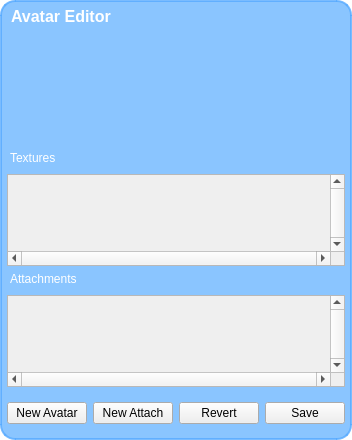
Above: bin/data/ui/avatareditor.ui from realXtend/tundra before the change. Below: the same form after it.
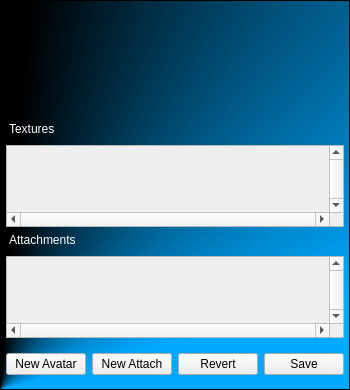
That is the form after the change.

```diff
--- a/bin/data/ui/avatareditor.ui
+++ b/bin/data/ui/avatareditor.ui
@@ -6,22 +6,15 @@
    <rect>
     <x>0</x>
     <y>0</y>
-    <width>340</width>
-    <height>440</height>
+    <width>332</width>
+    <height>390</height>
    </rect>
   </property>
   <property name="styleSheet">
    <string>/* Containers */
-
-QWidget#AvatarEditor {
-	background-color: rgba(255, 255, 255, 0);
-}
-
 QFrame#MainFrame {
-	background-color: rgba(85, 170, 255, 175);
-	border: 2px solid rgba(85, 170, 255, 200);
+		background-color: qconicalgradient(cx:0, cy:1, angle:277.2, stop:0.267045 rgba(0, 169, 255, 255), stop:0.465909 rgba(0, 0, 0, 255));
 	padding: 5px;
-	border-radius:15px;
 }
 
 </string>
@@ -45,33 +38,6 @@
       <property name="margin">
        <number>0</number>
       </property>
-      <item>
-       <widget class="QLabel" name="label">
-        <property name="sizePolicy">
-         <sizepolicy hsizetype="Maximum" vsizetype="Maximum">
-          <horstretch>0</horstretch>
-          <verstretch>0</verstretch>
-         </sizepolicy>
-        </property>
-        <property name="font">
-         <font>
-          <pointsize>12</pointsize>
-          <weight>75</weight>
-          <bold>true</bold>
-         </font>
-        </property>
-        <property name="styleSheet">
-         <string>
-            color: rgb(255, 255, 255);
-            padding-bottom: 3px;
-            background-color: rgba(255, 255, 255, 0);
-          </string>
-        </property>
-        <property name="text">
-         <string>Avatar Editor</string>
-        </property>
-       </widget>
-      </item>
       <item>
        <widget class="QWidget" name="panel_appearance" native="true">
         <property name="sizePolicy">
```
